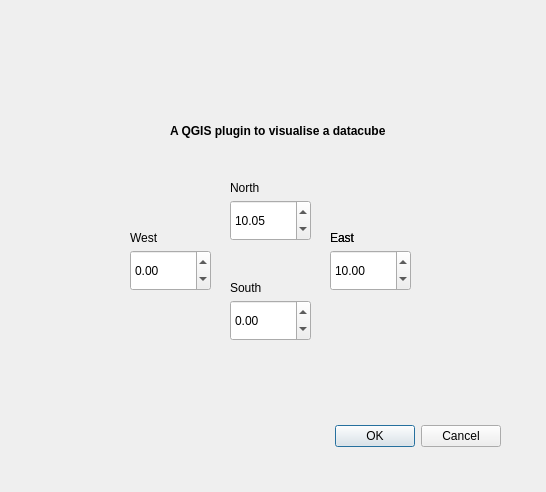
First picture: the form in nesw_dialog.ui, repository JennyL5/assimila_datacube_plugin2, before the edit.
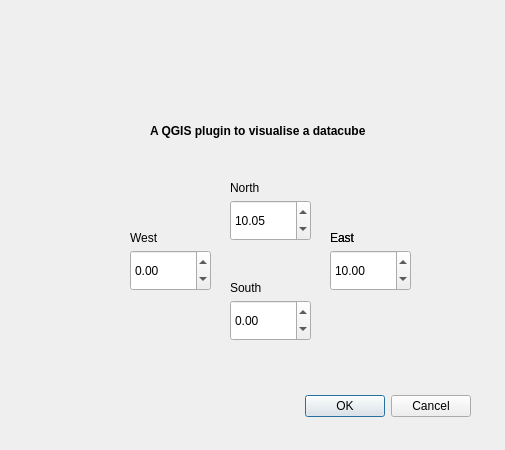
Second picture: the form after the edit. Icons and pictures are not drawn.

```diff
--- a/nesw_dialog.ui
+++ b/nesw_dialog.ui
@@ -6,8 +6,8 @@
    <rect>
     <x>0</x>
     <y>0</y>
-    <width>546</width>
-    <height>492</height>
+    <width>505</width>
+    <height>450</height>
    </rect>
   </property>
   <property name="windowTitle">
@@ -16,8 +16,8 @@
   <widget class="QDialogButtonBox" name="buttonBox">
    <property name="geometry">
     <rect>
-     <x>160</x>
-     <y>420</y>
+     <x>130</x>
+     <y>390</y>
      <width>341</width>
      <height>32</height>
     </rect>
@@ -154,7 +154,7 @@
   <widget class="QLabel" name="label_9">
    <property name="geometry">
     <rect>
-     <x>60</x>
+     <x>40</x>
      <y>30</y>
      <width>401</width>
      <height>101</height>
@@ -173,7 +173,7 @@
   <widget class="QLabel" name="Description">
    <property name="geometry">
     <rect>
-     <x>170</x>
+     <x>150</x>
      <y>110</y>
      <width>291</width>
      <height>41</height>
```
Left out of the diff: 2 changed lines with no effect on the pictures.
